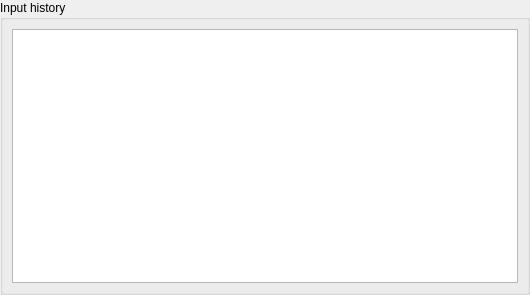
The window that YAD-Studio/Widgets/HistoryWidget.ui (Yad-Studio/YAD-Studio) describes before a commit, drawn with Qt 5.
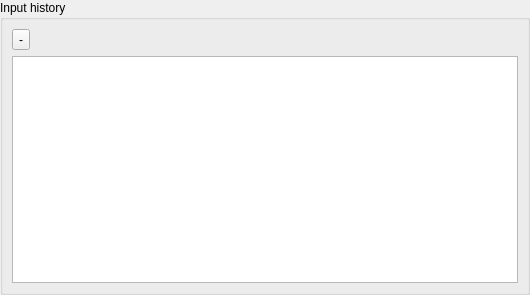
The same window after the commit.

Commit message: close #20 ready History Widget

```diff
--- a/YAD-Studio/Widgets/HistoryWidget.ui
+++ b/YAD-Studio/Widgets/HistoryWidget.ui
@@ -32,6 +32,13 @@
       <string>Input history</string>
      </property>
      <layout class="QVBoxLayout" name="verticalLayout_2">
+      <item>
+       <widget class="QToolButton" name="toolButton">
+        <property name="text">
+         <string notr="true">-</string>
+        </property>
+       </widget>
+      </item>
       <item>
        <widget class="QListView" name="listView"/>
       </item>
```
The commit also changes 2 other files.
